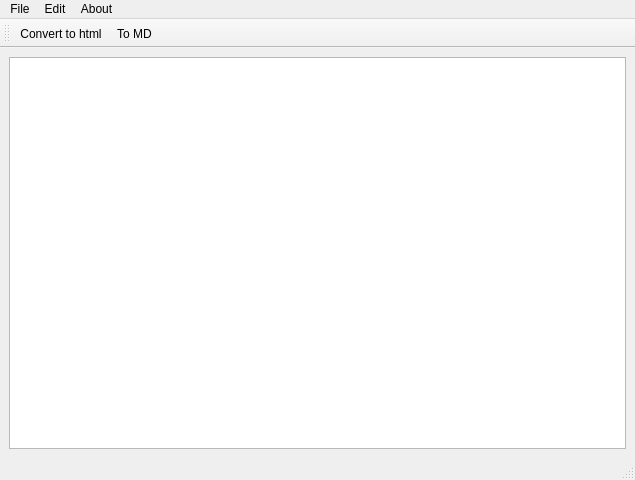
The window that src/forms/mainwindow.ui (pavelkral/mdedit) describes before a commit, drawn with Qt 5.
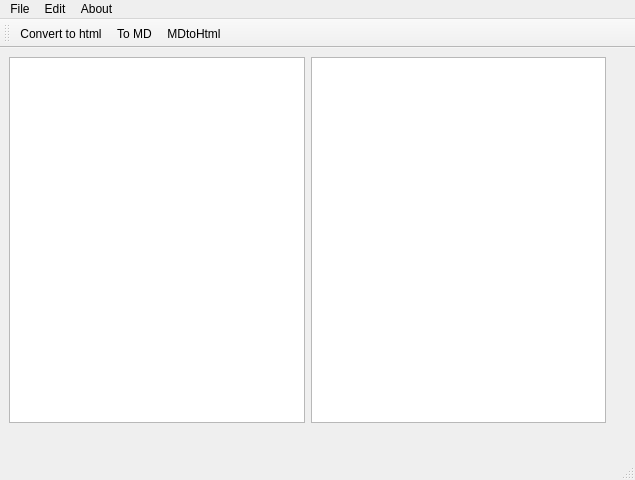
The same window after the commit. Icons and pictures are not drawn.

Commit message: Add cmark function and preview

Diff of the .ui file:
```diff
--- a/src/forms/mainwindow.ui
+++ b/src/forms/mainwindow.ui
@@ -18,11 +18,14 @@
     <normaloff>release/img/wedit.png</normaloff>release/img/wedit.png</iconset>
   </property>
   <widget class="QWidget" name="centralwidget">
-   <layout class="QGridLayout">
-    <item row="1" column="0" rowspan="3" colspan="3">
+   <layout class="QGridLayout" name="gridLayout">
+    <item row="0" column="0">
      <widget class="QTextEdit" name="ted"/>
     </item>
-    <item row="2" column="2" rowspan="2">
+    <item row="0" column="1">
+     <widget class="QTextEdit" name="textEditPreview"/>
+    </item>
+    <item row="0" column="2" rowspan="2">
      <spacer>
       <property name="orientation">
        <enum>Qt::Vertical</enum>
@@ -35,7 +38,7 @@
       </property>
      </spacer>
     </item>
-    <item row="3" column="1">
+    <item row="1" column="0">
      <spacer>
       <property name="orientation">
        <enum>Qt::Horizontal</enum>
@@ -100,6 +103,7 @@
    </attribute>
    <addaction name="actionTohtml"/>
    <addaction name="actionToMD"/>
+   <addaction name="actionMDtoHtml"/>
   </widget>
   <action name="actionFileOpen">
    <property name="text">
@@ -136,7 +140,15 @@
     <string>To MD</string>
    </property>
    <property name="menuRole">
-    <enum>QAction::NoRole</enum>
+    <enum>QAction::MenuRole::NoRole</enum>
+   </property>
+  </action>
+  <action name="actionMDtoHtml">
+   <property name="text">
+    <string>MDtoHtml</string>
+   </property>
+   <property name="menuRole">
+    <enum>QAction::MenuRole::NoRole</enum>
    </property>
   </action>
  </widget>
```
Left out of the diff: 4 changed lines with no effect on the pictures. The commit also changes 5 other files.
